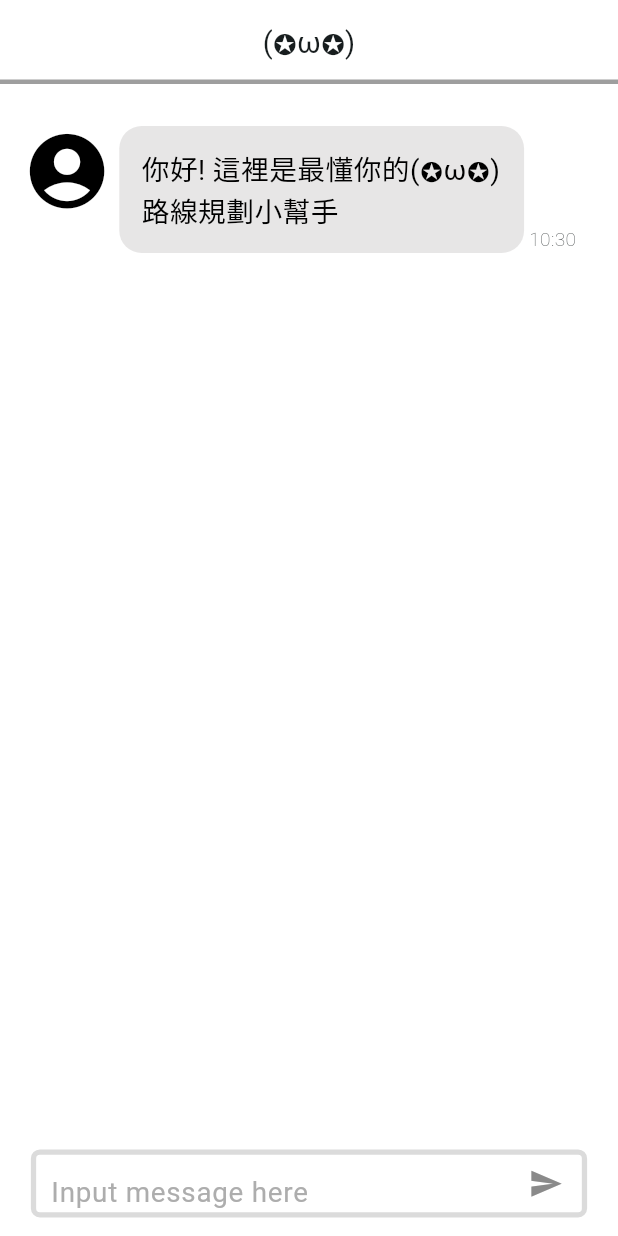
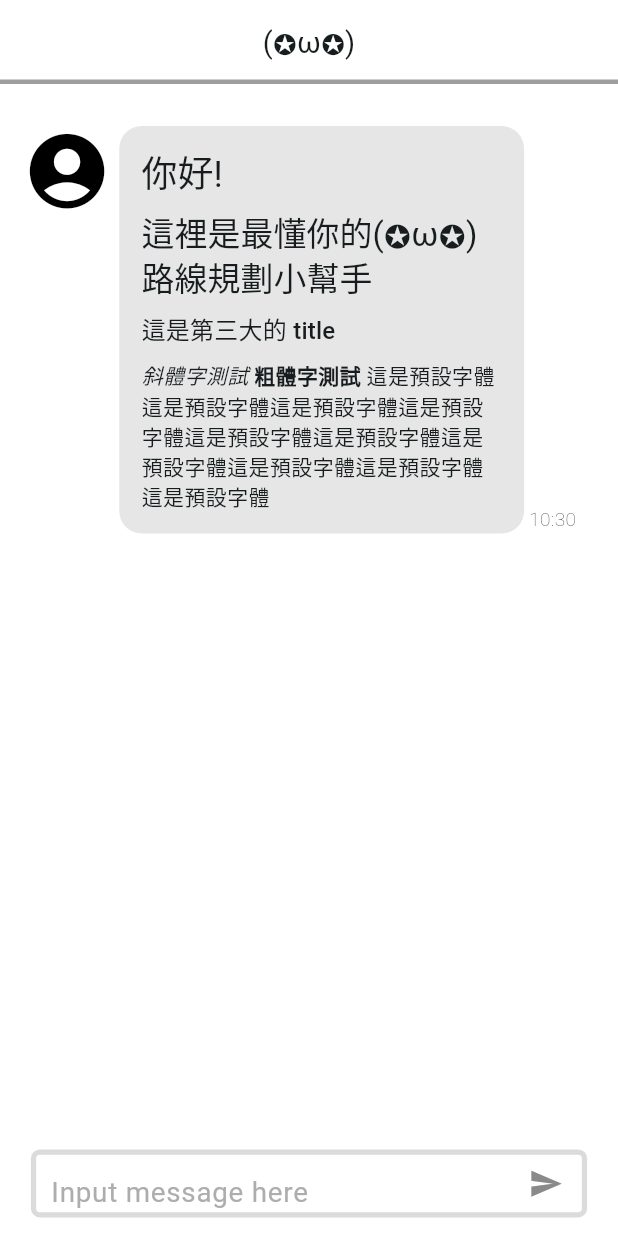
Before and after one commit to HOSHICHEN7267/ITS_chatbot_new, a Flutter app: the screen it shows after launch, on a phone screen of 412 x 824 dp. Run offline on Flutter 3.47's test engine with Material 3 defaults, Android fonts, the phone set to English and light mode, and no system bars; drawn by our look-alikes of flutter_markdown.

Commit message:
Update messagebox to display markdown messages

```diff
--- a/lib/components/message_box.dart
+++ b/lib/components/message_box.dart
@@ -1,4 +1,5 @@
 import 'package:flutter/material.dart';
+import 'package:flutter_markdown/flutter_markdown.dart';
 
 class MessageBox extends StatelessWidget {
   final bool isSelf;
@@ -45,10 +46,15 @@ class MessageBox extends StatelessWidget {
                         Radius.circular(15.0),
                       ),
                     ),
-                    child: Text(message,
-                        style: TextStyle(
-                            color: Colors.black,
-                            fontSize: screenWidth * 0.045)),
+                    child: MarkdownBody(
+                      data: message,
+                      styleSheet: MarkdownStyleSheet(
+                          textScaler: const TextScaler.linear(1.25)),
+                    ),
+                    // child: Text(message,
+                    //     style: TextStyle(
+                    //         color: Colors.black,
+                    //         fontSize: screenWidth * 0.045)),
                   ),
                 ],
               ),
@@ -88,10 +94,15 @@ class MessageBox extends StatelessWidget {
                               Radius.circular(15.0),
                             ),
                           ),
-                          child: Text(message,
-                              style: TextStyle(
-                                  color: Colors.black,
-                                  fontSize: screenWidth * 0.045)),
+                          child: MarkdownBody(
+                            data: message,
+                            styleSheet: MarkdownStyleSheet(
+                                textScaler: const TextScaler.linear(1.25)),
+                          ),
+                          // child: Text(message,
+                          //     style: TextStyle(
+                          //         color: Colors.black,
+                          //         fontSize: screenWidth * 0.045)),
                         ),
                       ],
                     ),
--- a/lib/pages/chat_page.dart
+++ b/lib/pages/chat_page.dart
@@ -15,17 +15,24 @@ class ChatPage extends StatefulWidget {
 class _ChatPageState extends State<ChatPage> {
   final TextEditingController inputController = TextEditingController();
 
+  // State management
   List<Message> messageList = [];
   bool isGeneratingResponse = false;
+
+  String initMessage = '''# 你好!
+## 這裡是最懂你的(✪ω✪)路線規劃小幫手
+### 這是第三大的 title
+*斜體字測試*
+**粗體字測試**
+這是預設字體這是預設字體這是預設字體這是預設字體這是預設字體這是預設字體這是預設字體這是預設字體這是預設字體這是預設字體
+''';
 
   @override
   void initState() {
     super.initState();
     String formattedDate = DateFormat('HH:mm').format(DateTime.now());
-    messageList.add(Message(
-        isSelf: false,
-        message: "你好! 這裡是最懂你的(✪ω✪)路線規劃小幫手",
-        timestamp: formattedDate));
+    messageList.add(
+        Message(isSelf: false, message: initMessage, timestamp: formattedDate));
   }
 
   @override
```
